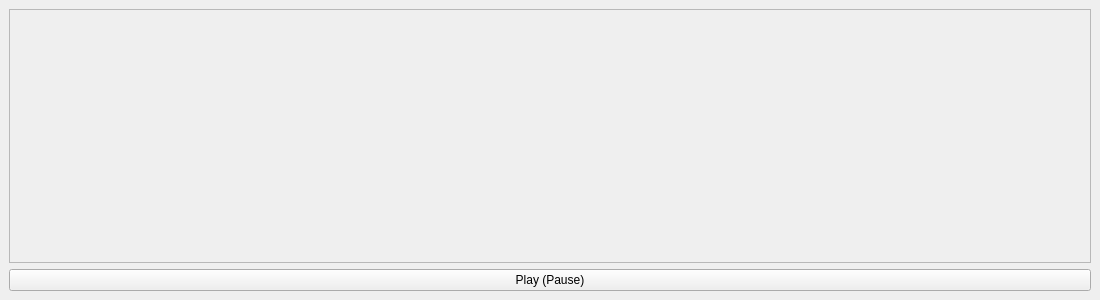
This is DivisactionQt/agentviewwindow.ui in RicardoEPRodrigues/3Motion as Qt 5 draws it before an edit. The edited form follows.
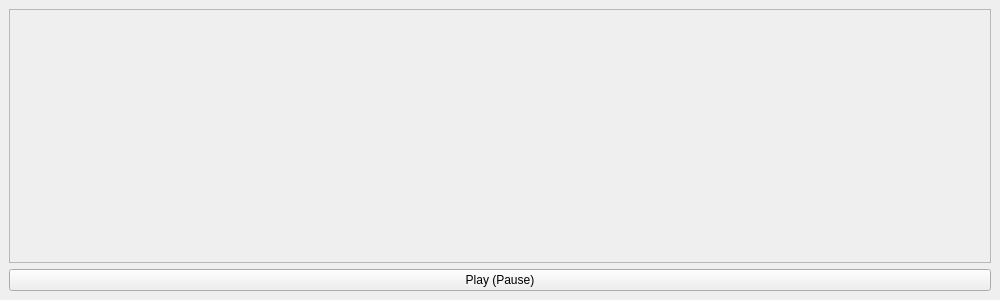
This is the edited form.

```diff
--- a/DivisactionQt/agentviewwindow.ui
+++ b/DivisactionQt/agentviewwindow.ui
@@ -6,7 +6,7 @@
    <rect>
     <x>0</x>
     <y>0</y>
-    <width>1100</width>
+    <width>1000</width>
     <height>300</height>
    </rect>
   </property>
@@ -18,8 +18,8 @@
   </property>
   <property name="minimumSize">
    <size>
-    <width>1100</width>
-    <height>300</height>
+    <width>500</width>
+    <height>0</height>
    </size>
   </property>
   <property name="windowTitle">
@@ -28,8 +28,6 @@
   <widget class="QWidget" name="centralwidget">
    <layout class="QVBoxLayout" name="verticalLayout">
     <item>
-     <layout class="QVBoxLayout" name="verticalLayout_3">
-      <item>
        <widget class="QScrollArea" name="scrollArea">
         <property name="widgetResizable">
          <bool>true</bool>
@@ -39,26 +37,20 @@
           <rect>
            <x>0</x>
            <y>0</y>
-           <width>1078</width>
-           <height>244</height>
+         <width>980</width>
+         <height>248</height>
           </rect>
          </property>
          <layout class="QGridLayout" name="gridLayout"/>
         </widget>
        </widget>
       </item>
-     </layout>
-    </item>
-    <item>
-     <layout class="QVBoxLayout" name="verticalLayout_2">
       <item>
        <widget class="QPushButton" name="playPauseButton">
         <property name="text">
          <string>Play (Pause)</string>
         </property>
        </widget>
-      </item>
-     </layout>
     </item>
    </layout>
   </widget>
```
Left out of the diff: 2 changed lines with no effect on the pictures. Lines whose indentation alone changed are shown as unchanged.
